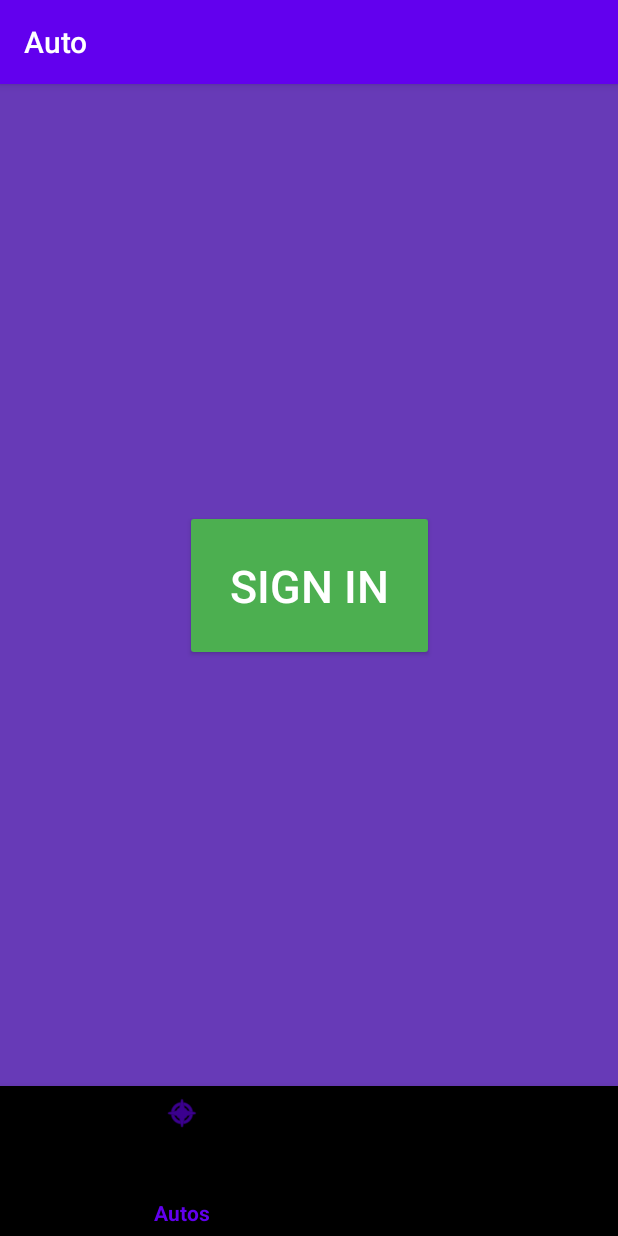
After one commit to eif-courses/Auto, an Android app: the LoginFragment screen opened through its navigation route, on a phone screen of 412 x 824 dp. The commit adds this screen. Run offline under Robolectric (Android 15) with nearby library versions, the phone set to English and light mode, and no system bars; our stand-ins replace Firebase (no records; nobody signed in at launch, a user with empty details on screens opened directly), navigation-ui; libraries missing offline, so code that uses them is left out: com.firebase.ui; 1 statement that could not run was skipped.

Commit message:
Updated code

```diff
--- a/app/src/main/java/eif/viko/lt/auto/onboardingscreen/SplashScreenFragment.kt
+++ b/app/src/main/java/eif/viko/lt/auto/onboardingscreen/SplashScreenFragment.kt
@@ -13,7 +13,7 @@ class SplashScreenFragment : Fragment(R.layout.fragment_splash_screen) {
         Handler().postDelayed({
 
             if(onBoarding()){
-                findNavController().navigate(R.id.action_splashScreenFragment_to_homeFragment)
+                findNavController().navigate(R.id.action_splashScreenFragment_to_loginFragment)
             }else{
                 findNavController().navigate(R.id.action_splashScreenFragment_to_viewPagerFragment)
             }
@@ -22,7 +22,7 @@ class SplashScreenFragment : Fragment(R.layout.fragment_splash_screen) {
     }
     private fun onBoarding():Boolean{
         val sharedPref = requireActivity().getSharedPreferences("onBoarding", Context.MODE_PRIVATE)
-        return sharedPref.getBoolean("Finished3", false)
+        return sharedPref.getBoolean("Finished4", false)
     }
 
 }
--- a/app/src/main/java/eif/viko/lt/auto/onboardingscreen/screens/Screen3Fragment.kt
+++ b/app/src/main/java/eif/viko/lt/auto/onboardingscreen/screens/Screen3Fragment.kt
@@ -15,14 +15,14 @@ class Screen3Fragment : Fragment(R.layout.fragment_screen3) {
     override fun onViewCreated(view: View, savedInstanceState: Bundle?) {
         super.onViewCreated(view, savedInstanceState)
         view.screen3_btn.setOnClickListener {
-            findNavController().navigate(R.id.action_viewPagerFragment_to_homeFragment)
+            findNavController().navigate(R.id.action_viewPagerFragment_to_loginFragment)
             onBoardingScreen()
         }
     }
     private fun onBoardingScreen(){
         val sharedPref = requireActivity().getSharedPreferences("onBoarding", Context.MODE_PRIVATE)
         val editor = sharedPref.edit()
-        editor.putBoolean("Finished3", true)
+        editor.putBoolean("Finished4", true)
         editor.apply()
     }
 }
--- /dev/null
+++ b/app/src/main/res/layout/fragment_login.xml
@@ -0,0 +1,24 @@
+<?xml version="1.0" encoding="utf-8"?>
+<androidx.constraintlayout.widget.ConstraintLayout xmlns:android="http://schemas.android.com/apk/res/android"
+    xmlns:app="http://schemas.android.com/apk/res-auto"
+    xmlns:tools="http://schemas.android.com/tools"
+    android:layout_width="match_parent"
+    android:layout_height="match_parent"
+    android:background="#673AB7"
+    tools:context=".Fragments.LoginFragment">
+
+    <Button
+        android:id="@+id/signin"
+        android:layout_width="wrap_content"
+        android:layout_height="wrap_content"
+        android:backgroundTint="#4CAF50"
+        android:padding="30dp"
+        android:text="@string/signin"
+        android:textColor="@android:color/white"
+        android:textSize="30sp"
+        app:layout_constraintBottom_toBottomOf="parent"
+        app:layout_constraintEnd_toEndOf="parent"
+        app:layout_constraintHorizontal_bias="0.5"
+        app:layout_constraintStart_toStartOf="parent"
+        app:layout_constraintTop_toTopOf="parent" />
+</androidx.constraintlayout.widget.ConstraintLayout>
--- a/app/src/main/res/navigation/nav_graph.xml
+++ b/app/src/main/res/navigation/nav_graph.xml
@@ -21,11 +21,11 @@
         android:label="fragment_splash_screen"
         tools:layout="@layout/fragment_splash_screen" >
         <action
-            android:id="@+id/action_splashScreenFragment_to_homeFragment"
-            app:destination="@id/homeFragment" />
-        <action
             android:id="@+id/action_splashScreenFragment_to_viewPagerFragment"
             app:destination="@id/viewPagerFragment" />
+        <action
+            android:id="@+id/action_splashScreenFragment_to_loginFragment"
+            app:destination="@id/loginFragment" />
     </fragment>
     <fragment
         android:id="@+id/viewPagerFragment"
@@ -33,7 +33,16 @@
         android:label="fragment_view_pager"
         tools:layout="@layout/fragment_view_pager" >
         <action
-            android:id="@+id/action_viewPagerFragment_to_homeFragment"
+            android:id="@+id/action_viewPagerFragment_to_loginFragment"
+            app:destination="@id/loginFragment" />
+    </fragment>
+    <fragment
+        android:id="@+id/loginFragment"
+        android:name="eif.viko.lt.auto.Fragments.LoginFragment"
+        android:label="fragment_login"
+        tools:layout="@layout/fragment_login" >
+        <action
+            android:id="@+id/action_loginFragment_to_homeFragment"
             app:destination="@id/homeFragment" />
     </fragment>
 </navigation>
--- a/app/src/main/res/values/strings.xml
+++ b/app/src/main/res/values/strings.xml
@@ -9,4 +9,5 @@
     <string name="screen2">Wash your car!</string>
     <string name="screen3">Your car is happy now :)</string>
     <string name="finish">Finish</string>
+    <string name="signin">Sign in</string>
 </resources>
--- a/build.gradle
+++ b/build.gradle
@@ -6,8 +6,9 @@ buildscript {
         jcenter()
     }
     dependencies {
-        classpath "com.android.tools.build:gradle:4.0.1"
+        classpath "com.android.tools.build:gradle:4.0.2"
         classpath "org.jetbrains.kotlin:kotlin-gradle-plugin:$kotlin_version"
+        classpath 'com.google.gms:google-services:4.3.4'
 
         // NOTE: Do not place your application dependencies here; they belong
         // in the individual module build.gradle files
```
Also changed, not shown: app/build.gradle (+10 -3 lines), app/src/main/java/eif/viko/lt/auto/Fragments/HomeFragment.kt (+2 -52 lines), app/src/main/java/eif/viko/lt/auto/Fragments/LoginFragment.kt (added, +126 -0 lines), 2 other files.
